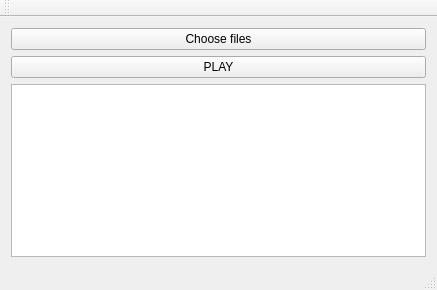
First picture: the form in mainwindow.ui, repository VictoriaOtm/Accord, before the edit.
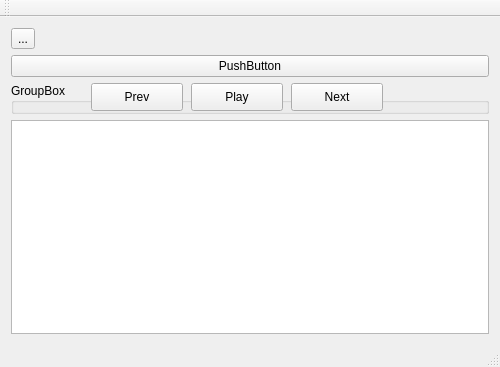
Second picture: the form after the edit.

The edit to the form file:
```diff
--- a/mainwindow.ui
+++ b/mainwindow.ui
@@ -9,14 +9,14 @@
    <rect>
     <x>0</x>
     <y>0</y>
-    <width>437</width>
-    <height>290</height>
+    <width>500</width>
+    <height>367</height>
    </rect>
   </property>
   <property name="maximumSize">
    <size>
-    <width>500</width>
-    <height>500</height>
+    <width>800</width>
+    <height>800</height>
    </size>
   </property>
   <property name="mouseTracking">
@@ -28,26 +28,70 @@
   <widget class="QWidget" name="centralWidget">
    <layout class="QVBoxLayout" name="verticalLayout">
     <item>
-     <layout class="QHBoxLayout" name="horizontalLayout">
-      <item>
-       <widget class="QPushButton" name="chooseDirButton">
-        <property name="text">
-         <string>Choose files</string>
-        </property>
-       </widget>
-      </item>
-     </layout>
+     <widget class="QToolButton" name="toolButton">
+      <property name="focusPolicy">
+       <enum>Qt::NoFocus</enum>
+      </property>
+      <property name="text">
+       <string>...</string>
+      </property>
+     </widget>
     </item>
     <item>
-     <layout class="QHBoxLayout" name="horizontalLayout_2">
-      <item>
-       <widget class="QPushButton" name="playButton">
-        <property name="text">
-         <string>PLAY</string>
-        </property>
-       </widget>
-      </item>
-     </layout>
+     <widget class="QPushButton" name="pushButton">
+      <property name="focusPolicy">
+       <enum>Qt::NoFocus</enum>
+      </property>
+      <property name="text">
+       <string>PushButton</string>
+      </property>
+     </widget>
+    </item>
+    <item>
+     <widget class="QGroupBox" name="play_buttons">
+      <property name="title">
+       <string>GroupBox</string>
+      </property>
+      <widget class="QPushButton" name="play_button">
+       <property name="geometry">
+        <rect>
+         <x>180</x>
+         <y>0</y>
+         <width>92</width>
+         <height>28</height>
+        </rect>
+       </property>
+       <property name="text">
+        <string>Play</string>
+       </property>
+      </widget>
+      <widget class="QPushButton" name="prev_button">
+       <property name="geometry">
+        <rect>
+         <x>80</x>
+         <y>0</y>
+         <width>92</width>
+         <height>28</height>
+        </rect>
+       </property>
+       <property name="text">
+        <string>Prev</string>
+       </property>
+      </widget>
+      <widget class="QPushButton" name="next_button">
+       <property name="geometry">
+        <rect>
+         <x>280</x>
+         <y>0</y>
+         <width>92</width>
+         <height>28</height>
+        </rect>
+       </property>
+       <property name="text">
+        <string>Next</string>
+       </property>
+      </widget>
+     </widget>
     </item>
     <item>
      <widget class="QListView" name="listView"/>
@@ -72,7 +116,7 @@
     <enum>TopToolBarArea</enum>
    </attribute>
    <attribute name="toolBarBreak">
-    <bool>true</bool>
+    <bool>false</bool>
    </attribute>
   </widget>
   <widget class="QStatusBar" name="statusBar"/>
```
Left out of the diff: 8 changed lines with no effect on the pictures.
